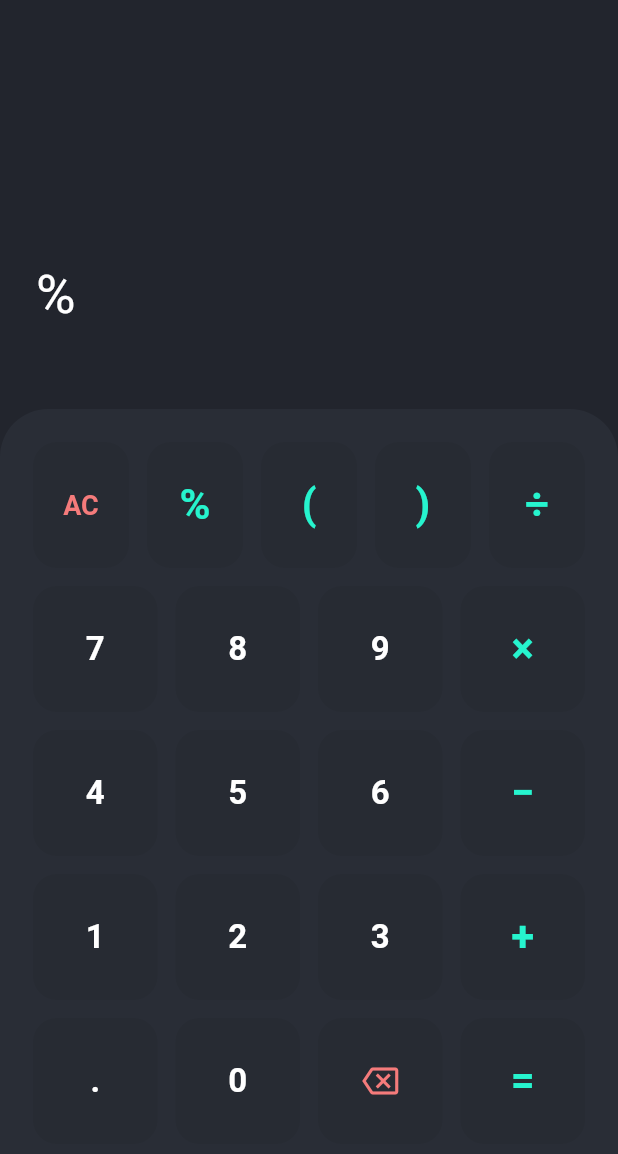
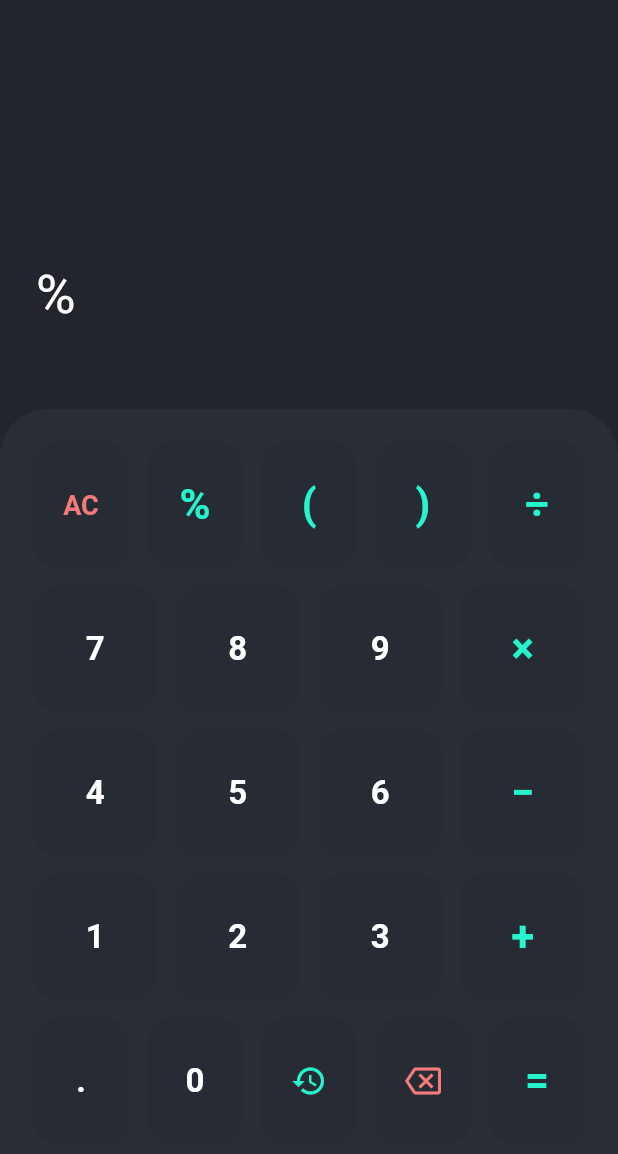
Before and after one commit to fuadaslam/calculator, a Flutter app: the screen it shows after launch, after a tap on an icon or button, on a phone screen of 412 x 824 dp, the part 59-1213 px from its top. Run offline on Flutter 3.47's test engine with Material 2 defaults, Android fonts, the phone set to English and light mode, and no system bars.

Commit message:
Photo added

```diff
--- a/lib/constants.dart
+++ b/lib/constants.dart
@@ -1,3 +1,5 @@
+import 'package:flutter/cupertino.dart';
+
 const kTitle = 'Calculator';
 
 class ButtonId {
@@ -22,4 +24,5 @@ class ButtonId {
   static const openParantes = '(';
   static const closeParantes = ')';
   static const percentage = '%';
+  static const history = 'history';
 }
--- a/lib/screens/home_screen.dart
+++ b/lib/screens/home_screen.dart
@@ -13,6 +13,7 @@ class HomeScreen extends StatefulWidget {
 class _HomeScreenState extends State<HomeScreen> {
   String _primaryDisplayerText = '';
   String _secondaryDisplayerText = '';
+  List history = [];
 
   void buttonPressed(String id) {
     setState(
@@ -34,7 +35,12 @@ class _HomeScreenState extends State<HomeScreen> {
           double result = calculate(_primaryDisplayerText);
           if (result != double.infinity)
             _secondaryDisplayerText = cleanResult(result);
-        } else {
+        }
+        else if (id == ButtonId.history) {
+
+        }
+
+        else {
           _primaryDisplayerText += id;
           double result = calculate(_primaryDisplayerText);
           if (result != double.infinity)
--- a/lib/screens/widgets/keyboard_button.dart
+++ b/lib/screens/widgets/keyboard_button.dart
@@ -38,6 +38,12 @@ Widget setChild(String id) {
       color: Color(0xFFF57B7B),
     );
 
+  if (id == ButtonId.history)
+    return Icon(
+      Icons.history,
+      color: Color(0xFF26F4CE),
+    );
+
   if (id == ButtonId.ac)
     return Text(
       id,
--- a/lib/screens/widgets/keyboart.dart
+++ b/lib/screens/widgets/keyboart.dart
@@ -56,6 +56,7 @@ class Keyboard extends StatelessWidget {
           rowButton([
             ButtonId.point,
             ButtonId.zero,
+            ButtonId.history,
             ButtonId.backspace,
             ButtonId.equal,
           ]),
```
Also changed, not shown: lib/_screenshot/app.jpeg (added).
